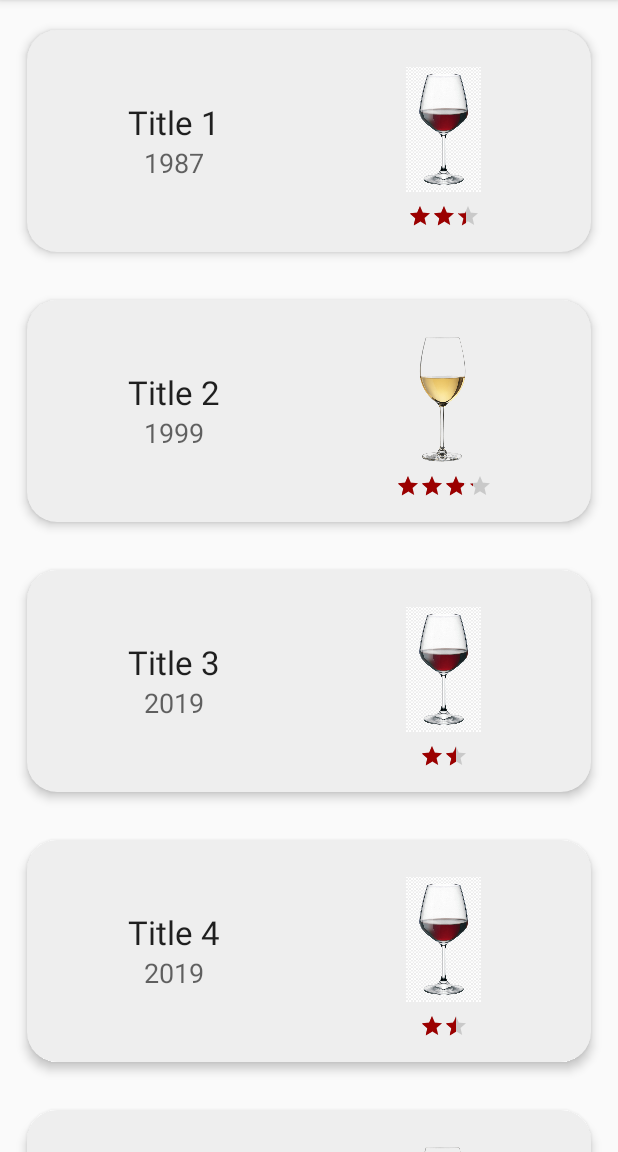
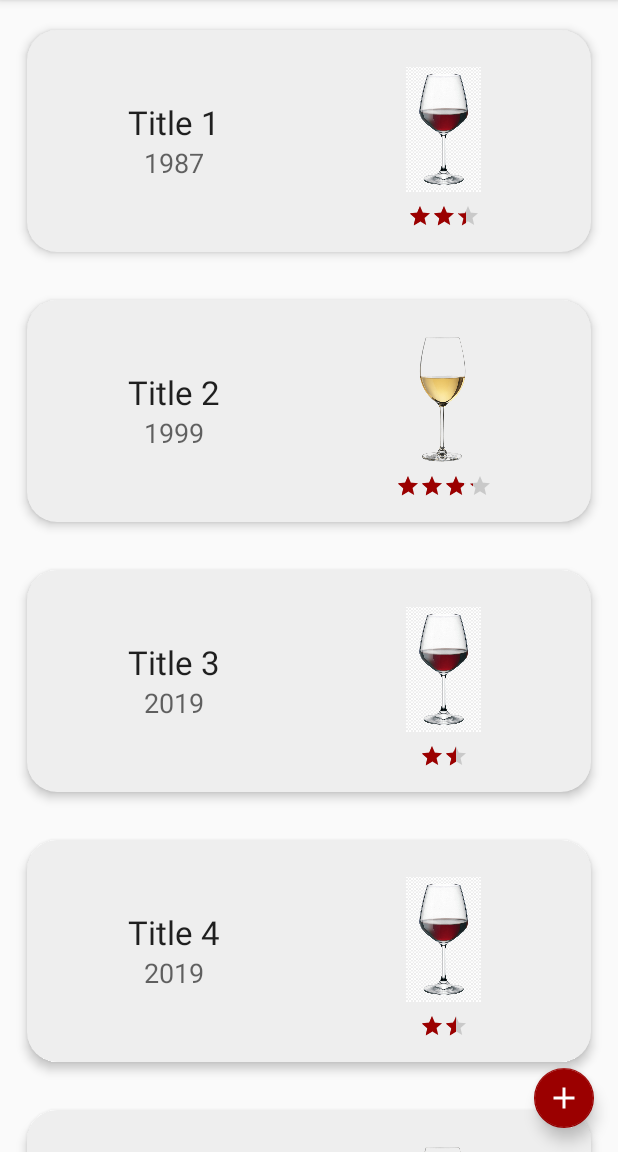
Before and after one commit to natansalda/mywine, an Android app: the screen it shows after launch (MainActivity), on a phone screen of 412 x 824 dp, the part 84-1236 px from its top. Run offline under Robolectric (Android 15) with nearby library versions, the phone set to English and light mode, and no system bars; our stand-ins replace Room's generated code.

Commit message:
FAB added to give the possibility to add new wine

```diff
--- a/app/src/main/java/com/example/mywine/ui/main/MainActivity.kt
+++ b/app/src/main/java/com/example/mywine/ui/main/MainActivity.kt
@@ -2,9 +2,9 @@ package com.example.mywine.ui.main
 
 import android.app.Activity
 import android.content.Intent
-import androidx.appcompat.app.AppCompatActivity
 import android.os.Bundle
 import android.widget.Toast
+import androidx.appcompat.app.AppCompatActivity
 import androidx.lifecycle.Observer
 import androidx.recyclerview.widget.LinearLayoutManager
 import com.example.mywine.R
@@ -22,7 +22,7 @@ class MainActivity : AppCompatActivity() {
     override fun onCreate(savedInstanceState: Bundle?) {
         super.onCreate(savedInstanceState)
         setContentView(R.layout.activity_main)
-//        setupButtonAddWine()
+        setupButtonAddWine()
         setupRecyclerView()
 
         noteViewModel.getAllWines().observe(this,
@@ -33,15 +33,14 @@ class MainActivity : AppCompatActivity() {
             })
     }
 
-    //TODO
-//    private fun setupButtonAddWine() {
-//        buttonAddNote.setOnClickListener {
-//            startActivityForResult(
-//                Intent(this, AddNoteActivity::class.java),
-//                ADD_NOTE_REQUEST
-//            )
-//        }
-//    }
+    private fun setupButtonAddWine() {
+        add_wine_button.setOnClickListener {
+            startActivityForResult(
+                Intent(this, AddWineActivity::class.java),
+                ADD_WINE_REQUEST
+            )
+        }
+    }
 
     private fun setupRecyclerView() {
         recycler_view.layoutManager = LinearLayoutManager(this)
--- /dev/null
+++ b/app/src/main/res/drawable/ic_add_black_24dp.xml
@@ -0,0 +1,5 @@
+<vector android:height="24dp" android:tint="#FFFFFF"
+    android:viewportHeight="24.0" android:viewportWidth="24.0"
+    android:width="24dp" xmlns:android="http://schemas.android.com/apk/res/android">
+    <path android:fillColor="#FF000000" android:pathData="M19,13h-6v6h-2v-6H5v-2h6V5h2v6h6v2z"/>
+</vector>
--- a/app/src/main/res/layout/activity_add_wine.xml
+++ b/app/src/main/res/layout/activity_add_wine.xml
@@ -11,7 +11,7 @@
         android:id="@+id/edit_text_name"
         android:layout_width="match_parent"
         android:layout_height="wrap_content"
-        android:hint="Title"
+        android:hint="Name of wine"
         android:inputType="text" />
 
     <RadioGroup
@@ -24,14 +24,14 @@
             android:id="@+id/red_radio_button"
             android:layout_width="wrap_content"
             android:layout_height="wrap_content"
-            android:text="Red"
+            android:text="Red wine"
             android:textAppearance="?android:textAppearanceMedium" />
 
         <RadioButton
             android:id="@+id/white_radio_button"
             android:layout_width="wrap_content"
             android:layout_height="wrap_content"
-            android:text="White"
+            android:text="White wine"
             android:textAppearance="?android:textAppearanceMedium" />
     </RadioGroup>
 
--- a/app/src/main/res/layout/activity_main.xml
+++ b/app/src/main/res/layout/activity_main.xml
@@ -1,6 +1,7 @@
 <?xml version="1.0" encoding="utf-8"?>
-<LinearLayout
+<androidx.constraintlayout.widget.ConstraintLayout
     xmlns:android="http://schemas.android.com/apk/res/android"
+    xmlns:app="http://schemas.android.com/apk/res-auto"
     xmlns:tools="http://schemas.android.com/tools"
     android:layout_width="match_parent"
     android:layout_height="match_parent"
@@ -13,4 +14,21 @@
         android:layout_height="match_parent"
         tools:listitem="@layout/wine_item" />
 
-</LinearLayout>
+    <com.google.android.material.floatingactionbutton.FloatingActionButton
+        android:id="@+id/add_wine_button"
+        android:layout_width="wrap_content"
+        android:layout_height="wrap_content"
+        android:layout_gravity="end|bottom"
+        android:layout_margin="16dp"
+        app:elevation="6dp"
+        app:fabSize="mini"
+        app:pressedTranslationZ="12dp"
+        android:contentDescription="add wine button"
+        android:src="@drawable/ic_add_black_24dp"
+        app:layout_constraintBottom_toBottomOf="parent"
+        app:layout_constraintEnd_toEndOf="parent"
+        app:layout_constraintHorizontal_bias="1.0"
+        app:layout_constraintStart_toStartOf="parent"
+        app:layout_constraintTop_toTopOf="parent"
+        app:layout_constraintVertical_bias="1.0" />
+</androidx.constraintlayout.widget.ConstraintLayout>
```
